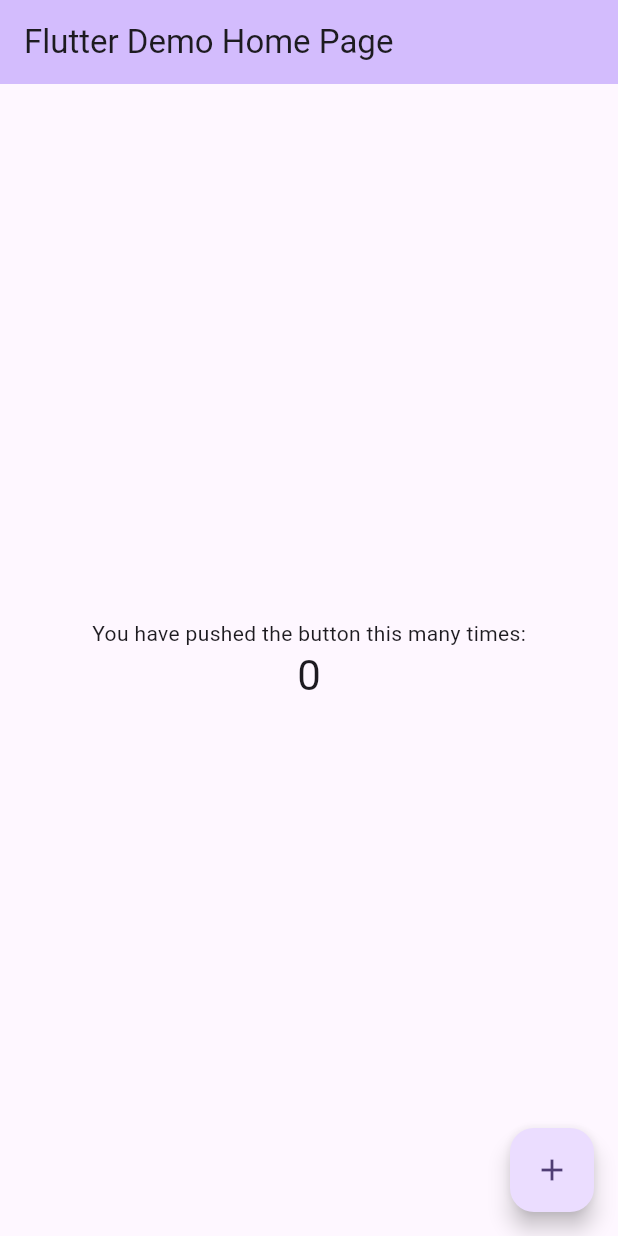
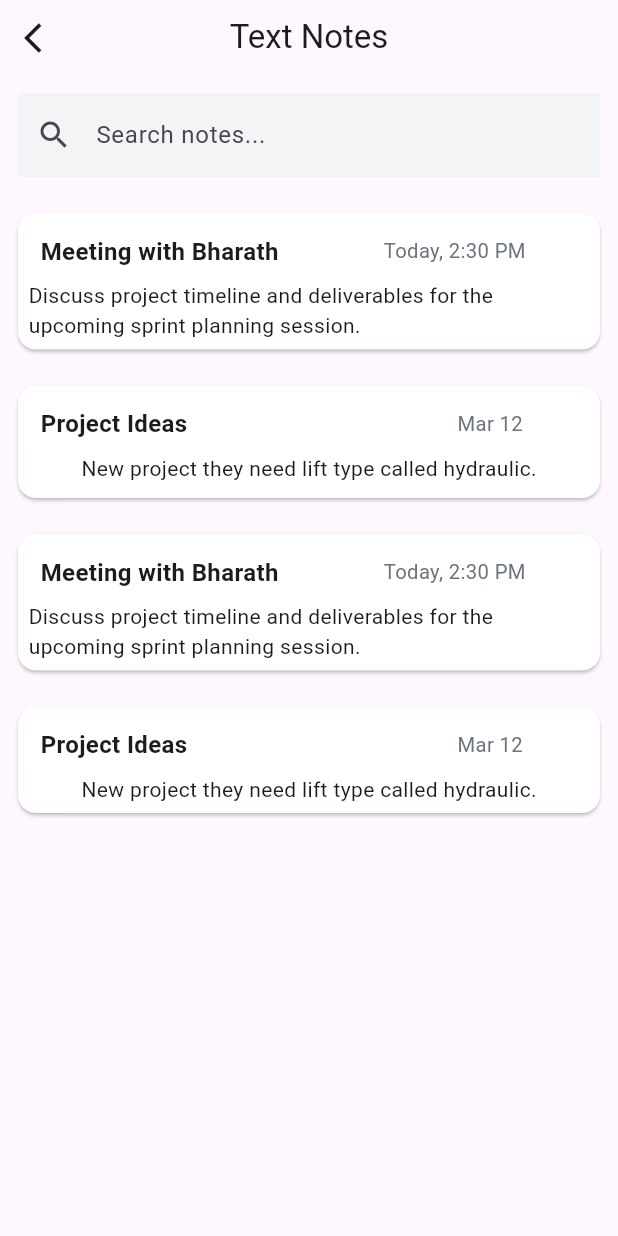
Before and after one commit to uday-9618/lift_sale, a Flutter app: the screen it shows after launch, on a phone screen of 412 x 824 dp. Run offline on Flutter 3.47's test engine with Material 3 defaults, Android fonts, the phone set to English and light mode, and no system bars; our stand-ins replace dotted_border, percent_indicator.

Commit message:
TextNotes

```diff
--- /dev/null
+++ b/lib/akshaya/text_notes.dart
@@ -0,0 +1,193 @@
+import 'package:flutter/material.dart';
+
+class TextNotes extends StatelessWidget {
+  const TextNotes({super.key});
+
+  @override
+  Widget build(BuildContext context) {
+    return Scaffold(
+      appBar: AppBar(
+        toolbarHeight: 50,
+        leading: Icon(Icons.arrow_back_ios),
+        centerTitle: true,
+        title: Text("Text Notes"),
+      ),
+      body: ListView.builder(
+        itemCount: 1,
+        itemBuilder: (BuildContext context, int index) {
+          return Column(
+            children: [
+              Container(
+                color: Color(0xffF3F4F6),
+                margin: EdgeInsets.all(12),
+                child: TextField(
+                  decoration: InputDecoration(
+                    prefixIcon: Icon(Icons.search),
+                    hintText: 'Search notes...',
+                    border: OutlineInputBorder(
+                      borderRadius: BorderRadius.circular(16),
+                      borderSide: BorderSide.none,
+                    ),
+                  ),
+                ),
+              ),
+              Card(
+                margin: EdgeInsets.all(12),
+                color: Colors.white,
+                child: Padding(
+                  padding: EdgeInsets.symmetric(horizontal: 7, vertical: 6),
+                  child: Column(
+                    children: [
+                      Container(
+                        margin: EdgeInsets.all(8),
+                        child: Row(
+                          children: [
+                            Text(
+                              'Meeting with Bharath',
+                              style: TextStyle(
+                                fontWeight: FontWeight.bold,
+                                fontSize: 16,
+                              ),
+                            ),
+                            SizedBox(width: 70),
+                            Text(
+                              'Today, 2:30 PM',
+                              style: TextStyle(
+                                color: Color(0xff6B7280),
+                                fontSize: 13.5,
+                              ),
+                            ),
+                          ],
+                        ),
+                      ),
+                      Container(
+                        child: Text(
+                          'Discuss project timeline and deliverables for the upcoming sprint planning session.',
+                        ),
+                      ),
+                    ],
+                  ),
+                ),
+              ),
+              Card(
+                margin: EdgeInsets.all(12),
+                color: Colors.white,
+                child: Padding(
+                  padding: EdgeInsets.symmetric(horizontal: 7, vertical: 6),
+                  child: Column(
+                    children: [
+                      Container(
+                        margin: EdgeInsets.all(8),
+                        child: Row(
+                          children: [
+                            Text(
+                              'Project Ideas',
+                              style: TextStyle(
+                                fontWeight: FontWeight.bold,
+                                fontSize: 16,
+                              ),
+                            ),
+                            SizedBox(width: 180),
+                            Text(
+                              'Mar 12',
+                              style: TextStyle(
+                                color: Color(0xff6B7280),
+                                fontSize: 13.5,
+                              ),
+                            ),
+                          ],
+                        ),
+                      ),
+                      Container(
+                        child: Text(
+                          'New project they need lift type called hydraulic.',
+                        ),
+                      ),
+                      SizedBox(height: 4),
+                    ],
+                  ),
+                ),
+              ),
+              Card(
+                margin: EdgeInsets.all(12),
+                color: Colors.white,
+                child: Padding(
+                  padding: EdgeInsets.symmetric(horizontal: 7, vertical: 6),
+                  child: Column(
+                    children: [
+                      Container(
+                        margin: EdgeInsets.all(8),
+                        child: Row(
+                          children: [
+                            Text(
+                              'Meeting with Bharath',
+                              style: TextStyle(
+                                fontWeight: FontWeight.bold,
+                                fontSize: 16,
+                              ),
+                            ),
+                            SizedBox(width: 70),
+                            Text(
+                              'Today, 2:30 PM',
+                              style: TextStyle(
+                                color: Color(0xff6B7280),
+                                fontSize: 13.5,
+                              ),
+                            ),
+                          ],
+                        ),
+                      ),
+                      Container(
+                        child: Text(
+                          'Discuss project timeline and deliverables for the upcoming sprint planning session.',
+                        ),
+                      ),
+                    ],
+                  ),
+                ),
+              ),
+              Card(
+                margin: EdgeInsets.all(12),
+                color: Colors.white,
+                child: Padding(
+                  padding: EdgeInsets.symmetric(horizontal: 7, vertical: 6),
+                  child: Column(
+                    children: [
+                      Container(
+                        margin: EdgeInsets.all(8),
+                        child: Row(
+                          children: [
+                            Text(
+                              'Project Ideas',
+                              style: TextStyle(
+                                fontWeight: FontWeight.bold,
+                                fontSize: 16,
+                              ),
+                            ),
+                            SizedBox(width: 180),
+                            Text(
+                              'Mar 12',
+                              style: TextStyle(
+                                color: Color(0xff6B7280),
+                                fontSize: 13.5,
+                              ),
+                            ),
+                          ],
+                        ),
+                      ),
+                      Container(
+                        child: Text(
+                          'New project they need lift type called hydraulic.',
+                        ),
+                      ),
+                    ],
+                  ),
+                ),
+              ),
+            ],
+          );
+        },
+      ),
+    );
+  }
+}
--- a/lib/main.dart
+++ b/lib/main.dart
@@ -12,6 +12,7 @@ import 'package:lift_sale/akshaya/orders.dart';
 import 'package:lift_sale/akshaya/quotes.dart';
 import 'package:lift_sale/akshaya/searchorders.dart';
 import 'package:lift_sale/akshaya/task.dart';
+import 'package:lift_sale/akshaya/text_notes.dart';
 
 import 'package:lift_sale/akshitha/newlead.dart';
 import 'package:lift_sale/meena/RecentOrders.dart';
@@ -51,7 +52,7 @@ class MyApp extends StatelessWidget {
         colorScheme: ColorScheme.fromSeed(seedColor: Colors.deepPurple),
       ),
 
-      home: const MyHomePage(title: 'Flutter Demo Home Page'),
+      //home: const MyHomePage(title: 'Flutter Demo Home Page'),
       //home: leaddetails(),
       //home: Searchorders(),
       //home: quotes(),
@@ -62,6 +63,7 @@ class MyApp extends StatelessWidget {
       //home: orders(),
       //home: task(),
       //home: Createquotation(),
+      home: TextNotes(),
     );
   }
 }
```
